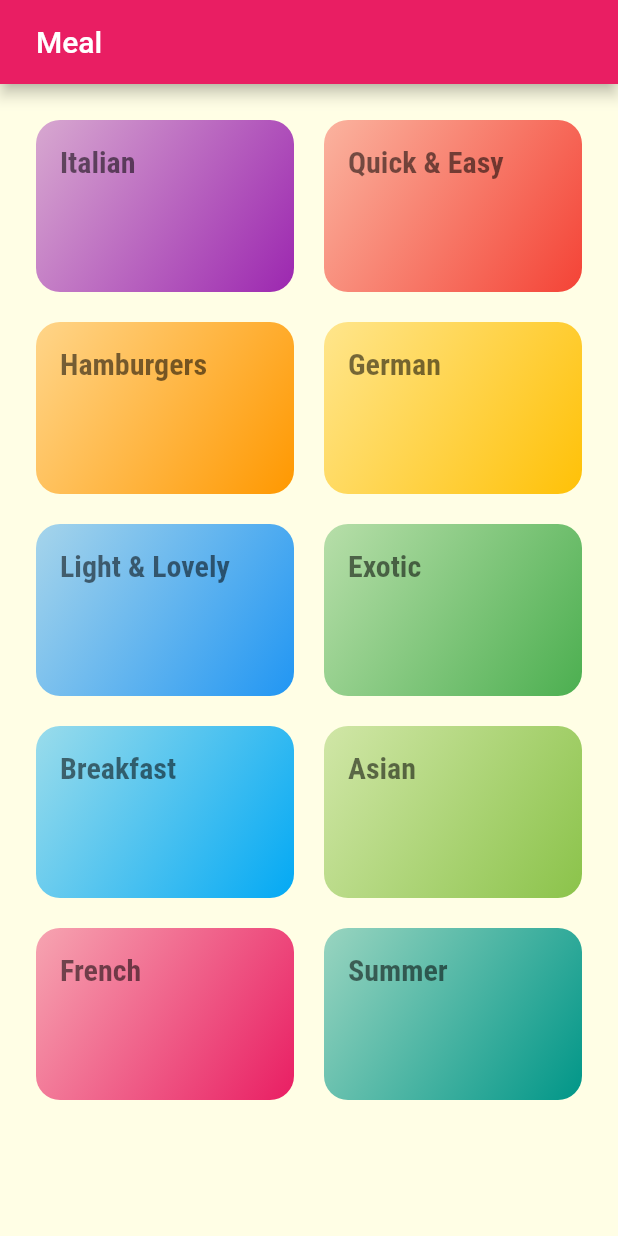
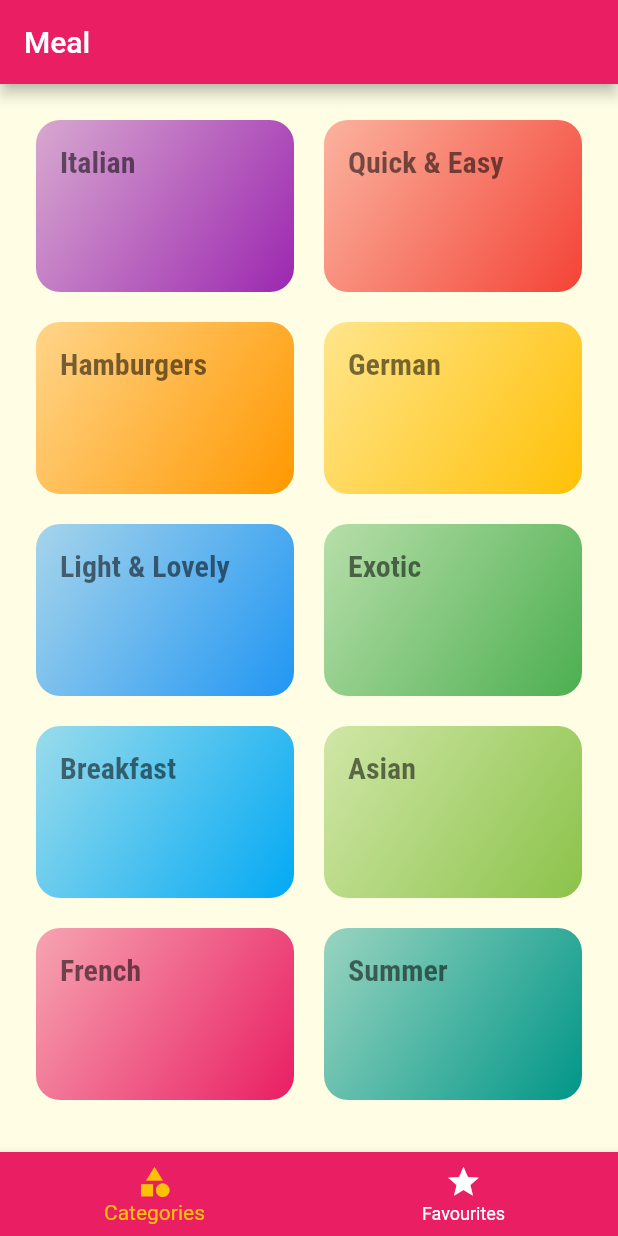
Before and after one commit to AboudHamado95/meal_app, a Flutter app: the screen it shows after launch, on a phone screen of 412 x 824 dp. Run offline on Flutter 3.47's test engine with Material 2 defaults, Android fonts, the phone set to English and light mode, and no system bars; our stand-ins replace cached_network_image.

Commit message:
tabBar screen

```diff
--- a/lib/constants/constants.dart
+++ b/lib/constants/constants.dart
@@ -3,3 +3,4 @@
 const home = '/';
 const categoryMeals = 'category_meals';
 const mealDetails = 'meal_details';
+const categoryScreen = 'category_screen';
--- a/lib/main.dart
+++ b/lib/main.dart
@@ -2,6 +2,7 @@ import 'package:flutter/material.dart';
 import 'package:mealapp/constants/constants.dart';
 import 'package:mealapp/screens/categories_screen.dart';
 import 'package:mealapp/screens/category_meals_screen.dart';
+import 'package:mealapp/screens/layouts/tab_screen.dart';
 import 'package:mealapp/screens/meal_detail_screen.dart';
 
 void main() {
@@ -15,7 +16,10 @@ class MyApp extends StatelessWidget {
     return MaterialApp(
       debugShowCheckedModeBanner: false,
       theme: ThemeData(
-        colorScheme: ColorScheme.fromSwatch(primarySwatch: Colors.pink)
+        primaryColor: Colors.pink,
+        colorScheme: ColorScheme.fromSwatch(
+
+          primarySwatch: Colors.pink)
             .copyWith(secondary: Colors.amber),
         canvasColor: const Color.fromRGBO(255, 254, 229, 1),
         textTheme: ThemeData.light().textTheme.copyWith(
@@ -31,9 +35,10 @@ class MyApp extends StatelessWidget {
                 fontWeight: FontWeight.bold)),
       ),
       routes: {
-        home: (context) => const CategoriesScreen(),
+        home: (context) => const TabScreen(),
         categoryMeals: (context) => const CategoryMealsScreen(),
         mealDetails: (context) => const MealDetailScreen(),
+        categoryScreen: (context) => const CategoriesScreen(),
       },
     );
   }
--- a/lib/screens/categories_screen.dart
+++ b/lib/screens/categories_screen.dart
@@ -7,29 +7,18 @@ class CategoriesScreen extends StatelessWidget {
 
   @override
   Widget build(BuildContext context) {
-    return Scaffold(
-      appBar: AppBar(
-        title: const Text(
-          'Meal',
-
-        ),
-        titleSpacing: 24.0,
-      ),
-      body: GridView(
+    return GridView(
       padding: const EdgeInsets.all(24.0),
       gridDelegate: const SliverGridDelegateWithMaxCrossAxisExtent(
           maxCrossAxisExtent: 200.0,
           childAspectRatio: 3 / 2,
           crossAxisSpacing: 20.0,
           mainAxisSpacing: 20.0),
-        children: DummyCategories
-            .map((catData) => CategoryItem(
+      children: DummyCategories.map((catData) => CategoryItem(
             id: catData.id,
             title: catData.title,
             color: catData.color,
-                ))
-            .toList(),
-      ),
+          )).toList(),
     );
   }
 }
--- /dev/null
+++ b/lib/screens/favourites_screen.dart
@@ -0,0 +1,12 @@
+import 'package:flutter/material.dart';
+
+class FavouritesScreen extends StatelessWidget {
+  const FavouritesScreen({ Key? key }) : super(key: key);
+
+  @override
+  Widget build(BuildContext context) {
+    return Container(
+
+    );
+  }
+}
--- /dev/null
+++ b/lib/screens/layouts/tab_screen.dart
@@ -0,0 +1,51 @@
+import 'package:flutter/material.dart';
+import 'package:mealapp/screens/categories_screen.dart';
+import 'package:mealapp/screens/favourites_screen.dart';
+
+class TabScreen extends StatefulWidget {
+  const TabScreen({Key? key}) : super(key: key);
+
+  @override
+  _TabScreenState createState() => _TabScreenState();
+}
+
+final List<Map<String, Object>> pages = [
+  {
+    'page': const CategoriesScreen(),
+    'title': 'Categories Screen',
+  },
+  {
+    'page': const FavouritesScreen(),
+    'title': 'Favourites Screen',
+  }
+];
+
+class _TabScreenState extends State<TabScreen> {
+  int selectedPageIndex = 0;
+  void selectPage(int value) {
+    setState(() {
+      selectedPageIndex = value;
+    });
+  }
+  @override
+  Widget build(BuildContext context) {
+    return Scaffold(
+      appBar: AppBar(
+        title: const Text('Meal'),
+      ),
+      body: pages[selectedPageIndex]['page'] as Widget,
+      bottomNavigationBar: BottomNavigationBar(
+          backgroundColor: Theme.of(context).primaryColor,
+          onTap: selectPage,
+          currentIndex: selectedPageIndex,
+          selectedItemColor: Theme.of(context).colorScheme.secondary,
+          unselectedItemColor: Colors.white,
+          items: const [
+            BottomNavigationBarItem(
+                icon: Icon(Icons.category), label: 'Categories'),
+            BottomNavigationBarItem(
+                icon: Icon(Icons.star), label: 'Favourites'),
+          ]),
+    );
+  }
+}
--- a/lib/screens/meal_detail_screen.dart
+++ b/lib/screens/meal_detail_screen.dart
@@ -4,6 +4,7 @@ import 'package:mealapp/dummy_data.dart';
 
 class MealDetailScreen extends StatelessWidget {
   const MealDetailScreen({Key? key}) : super(key: key);
+
   Widget buildSectionTitle(BuildContext context, String text) {
     return Container(
         margin: const EdgeInsets.symmetric(vertical: 10.0),
```
Lines whose indentation alone changed are shown as unchanged.
